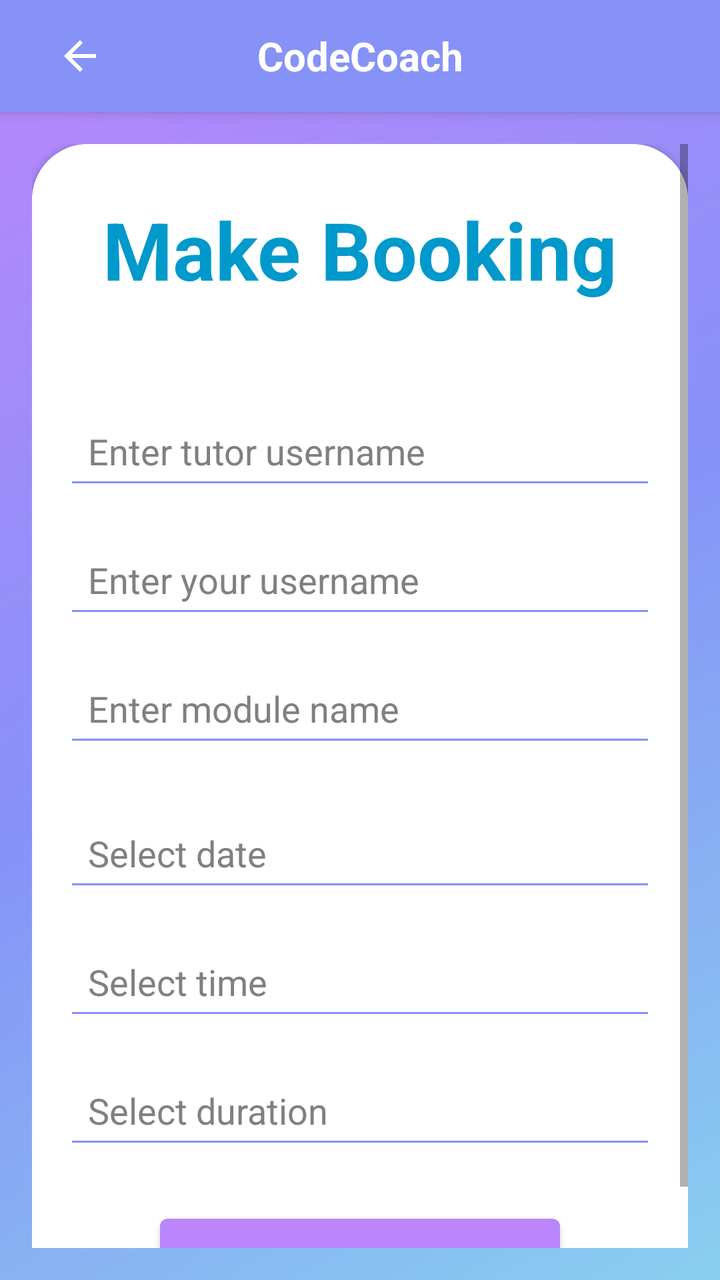
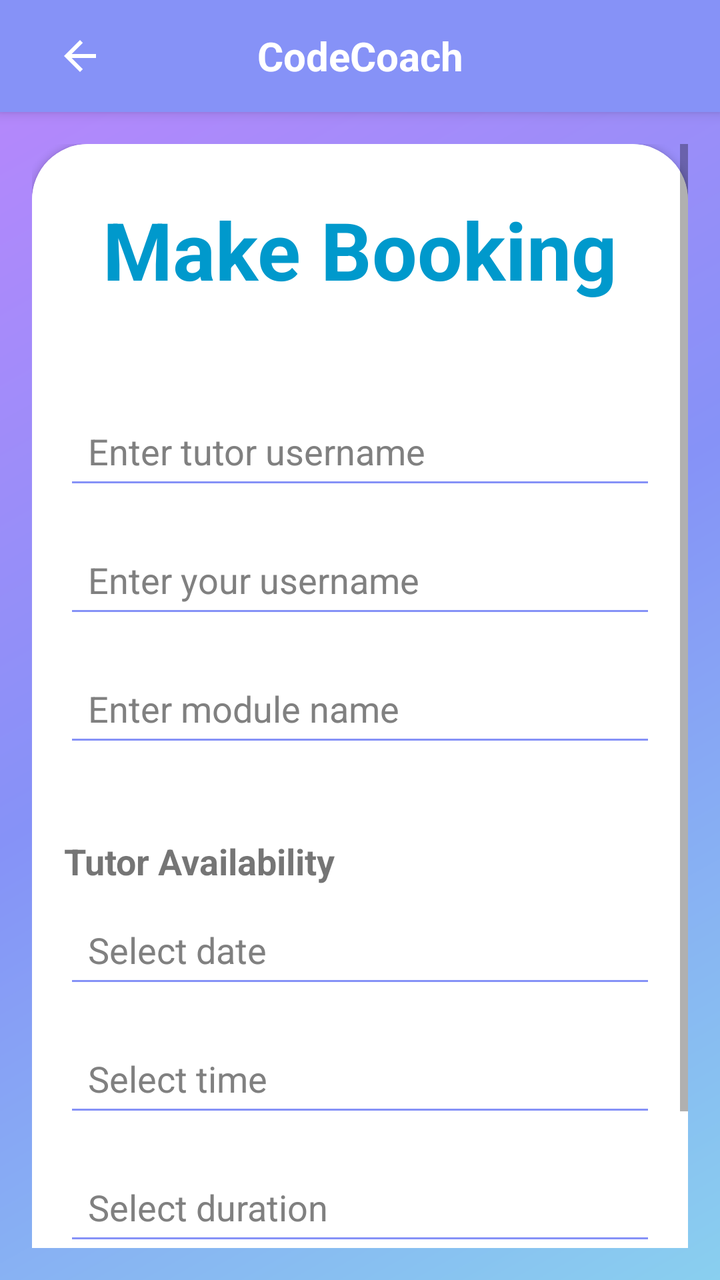

An Android layout rendered at two revisions. The XML below is the earlier revision; the diff shows what the commit changed to produce the second picture.
<!-- AndroidManifest.xml: application theme Theme.CC -->
<!-- res/layout/activity_booking.xml -->
<?xml version="1.0" encoding="utf-8"?>
<LinearLayout
    xmlns:android="http://schemas.android.com/apk/res/android"
    xmlns:tools="http://schemas.android.com/tools"
    xmlns:app="http://schemas.android.com/apk/res-auto"
    android:layout_width="match_parent"
    android:layout_height="match_parent"
    android:background="@drawable/gradient"
    android:orientation="vertical">

    <androidx.appcompat.widget.Toolbar
        android:id="@+id/top_bar"
        android:layout_width="match_parent"
        android:layout_height="wrap_content"
        android:background="?attr/colorPrimary"
        android:elevation="4dp">

        <ImageButton
            android:id="@+id/back_button"
            android:layout_width="wrap_content"
            android:layout_height="wrap_content"
            android:src="@drawable/ic_back"
            android:background="?attr/selectableItemBackgroundBorderless"
            android:contentDescription="Back"
            android:layout_gravity="start"
            android:padding="12dp" />

        <TextView
            android:id="@+id/top_bar_title"
            android:layout_width="wrap_content"
            android:layout_height="wrap_content"
            android:layout_gravity="center"
            android:text="CodeCoach"
            android:textColor="@android:color/white"
            android:textSize="20sp"
            android:textStyle="bold" />
    </androidx.appcompat.widget.Toolbar>

    <ScrollView
        android:layout_width="match_parent"
        android:layout_height="match_parent"
        android:padding="16dp">

        <androidx.cardview.widget.CardView
            android:layout_width="match_parent"
            android:layout_height="wrap_content"
            app:cardCornerRadius="28dp"
            android:layout_marginBottom="-28dp">

            <LinearLayout
                android:layout_width="match_parent"
                android:layout_height="wrap_content"
                android:orientation="vertical"
                android:background="@color/white"
                android:padding="16dp">

                <TextView
                    android:id="@+id/bookingTextView"
                    android:layout_width="wrap_content"
                    android:layout_height="wrap_content"
                    android:layout_gravity="center"
                    android:layout_marginBottom="40dp"
                    android:padding="10dp"
                    android:text="Make Booking"
                    android:textColor="@android:color/holo_blue_dark"
                    android:textSize="40sp"
                    android:textStyle="bold"
                    tools:ignore="HardcodedText" />

                <EditText
                    android:id="@+id/editTextTutorname"
                    android:layout_width="match_parent"
                    android:layout_height="wrap_content"
                    android:layout_marginBottom="16dp"
                    android:backgroundTint="@color/lavender"
                    android:hint="Enter tutor username"
                    android:padding="12dp"
                    android:textColor="@color/black"
                    android:textColorHint="@color/grey"
                    tools:ignore="HardcodedText" />

                <EditText
                    android:id="@+id/editTextStudentname"
                    android:layout_width="match_parent"
                    android:layout_height="wrap_content"
                    android:layout_marginBottom="16dp"
                    android:backgroundTint="@color/lavender"
                    android:hint="Enter your username"
                    android:padding="12dp"
                    android:textColor="@color/black"
                    android:textColorHint="@color/grey"
                    tools:ignore="HardcodedText" />

                <EditText
                    android:id="@+id/editTextModulename"
                    android:layout_width="match_parent"
                    android:layout_height="wrap_content"
                    android:layout_marginBottom="24dp"
                    android:backgroundTint="@color/lavender"
                    android:hint="Enter module name"
                    android:padding="12dp"
                    android:textColor="@color/black"
                    android:textColorHint="@color/grey"
                    tools:ignore="HardcodedText" />

                <EditText
                    android:id="@+id/editTextDate"
                    android:layout_width="match_parent"
                    android:layout_height="wrap_content"
                    android:layout_marginBottom="16dp"
                    android:backgroundTint="@color/lavender"
                    android:hint="Select date"
                    android:inputType="none"
                    android:focusable="false"
                    android:clickable="true"
                    android:padding="12dp"
                    android:textColor="@color/black"
                    android:textColorHint="@color/grey" />

                <EditText
                    android:id="@+id/editTextTime"
                    android:layout_width="match_parent"
                    android:layout_height="wrap_content"
                    android:layout_marginBottom="16dp"
                    android:backgroundTint="@color/lavender"
                    android:hint="Select time"
                    android:inputType="none"
                    android:focusable="false"
                    android:clickable="true"
                    android:padding="12dp"
                    android:textColor="@color/black"
                    android:textColorHint="@color/grey" />

                <EditText
                    android:id="@+id/editTextDuration"
                    android:layout_width="match_parent"
                    android:layout_height="wrap_content"
                    android:layout_marginBottom="24dp"
                    android:backgroundTint="@color/lavender"
                    android:hint="Select duration"
                    android:inputType="none"
                    android:focusable="false"
                    android:clickable="true"
                    android:padding="12dp"
                    android:textColor="@color/black"
                    android:textColorHint="@color/grey" />


                <Button
                    android:id="@+id/buttonBook"
                    android:layout_width="200dp"
                    android:layout_gravity="center"
                    android:layout_height="wrap_content"
                    android:padding="12dp"
                    android:backgroundTint="@color/purple_200"
                    android:text="Book"
                    android:textColor="@color/white"
                    android:textStyle="bold"
                    tools:ignore="HardcodedText" />
            </LinearLayout>
        </androidx.cardview.widget.CardView>
    </ScrollView>
</LinearLayout>
<!-- resources referenced by this layout -->
<resources>
  <color name="black">#FF000000</color>
  <color name="grey">#808080</color>
  <color name="lavender">#8692f7</color>
  <color name="purple_200">#FFBB86FC</color>
  <color name="white">#FFFFFFFF</color>
  <!-- drawable gradient (drawable) -->
  <?xml version="1.0" encoding="utf-8"?>
  <shape xmlns:android="http://schemas.android.com/apk/res/android">
  
      <gradient android:startColor="@color/purple_200"
          android:centerColor="@color/lavender"
          android:endColor="@color/blue"
          android:angle="315"/>
  
  </shape>
  <!-- drawable ic_back (drawable) -->
  <vector xmlns:android="http://schemas.android.com/apk/res/android" android:autoMirrored="true" android:height="24dp" android:tint="#FFFFFF" android:viewportHeight="24" android:viewportWidth="24" android:width="24dp">
        
      <path android:fillColor="@android:color/white" android:pathData="M20,11H7.83l5.59,-5.59L12,4l-8,8 8,8 1.41,-1.41L7.83,13H20v-2z"/>
      
  </vector>
  <style name="Theme.CC" parent="Base.Theme.CC" />
  <color name="blue">#89CFEF</color>
  <style name="Base.Theme.CC" parent="Theme.MaterialComponents.DayNight.NoActionBar">
          
          <item name="colorPrimary">@color/lavender</item>
          <item name="colorPrimaryVariant">@color/lavender</item>
          <item name="colorOnPrimary">@color/white</item>
          
          <item name="colorSecondary">@color/teal_200</item>
          <item name="colorSecondaryVariant">@color/teal_700</item>
          <item name="colorOnSecondary">@color/black</item>
          
          <item name="android:statusBarColor">?attr/colorPrimaryVariant</item>
          
          
      </style>
  <color name="teal_200">#FF03DAC5</color>
  <color name="teal_700">#FF018786</color>
</resources>

<!-- the commit's change to res/layout/activity_booking.xml (unified diff, before → after) -->
@@ -50,8 +50,8 @@
             <LinearLayout
                 android:layout_width="match_parent"
                 android:layout_height="wrap_content"
+                android:background="@color/white"
                 android:orientation="vertical"
-                android:background="@color/white"
                 android:padding="16dp">
 
                 <TextView
@@ -103,19 +103,36 @@
                     android:textColorHint="@color/grey"
                     tools:ignore="HardcodedText" />
 
+                <TextView
+                    android:id="@+id/tutor_availability_title"
+                    android:layout_width="wrap_content"
+                    android:layout_height="wrap_content"
+                    android:text="Tutor Availability"
+                    android:textSize="18sp"
+                    android:textStyle="bold"
+                    android:paddingTop="16dp" />
+
+                <ListView
+                    android:id="@+id/availability_list_view"
+                    android:layout_width="match_parent"
+                    android:layout_height="wrap_content"
+                    android:layout_marginTop="8dp"
+                    android:visibility="visible"/>
+
                 <EditText
                     android:id="@+id/editTextDate"
                     android:layout_width="match_parent"
                     android:layout_height="wrap_content"
                     android:layout_marginBottom="16dp"
                     android:backgroundTint="@color/lavender"
+                    android:clickable="true"
+                    android:focusable="false"
                     android:hint="Select date"
                     android:inputType="none"
-                    android:focusable="false"
-                    android:clickable="true"
                     android:padding="12dp"
                     android:textColor="@color/black"
                     android:textColorHint="@color/grey" />
+
 
                 <EditText
                     android:id="@+id/editTextTime"
@@ -123,10 +140,10 @@
                     android:layout_height="wrap_content"
                     android:layout_marginBottom="16dp"
                     android:backgroundTint="@color/lavender"
+                    android:clickable="true"
+                    android:focusable="false"
                     android:hint="Select time"
                     android:inputType="none"
-                    android:focusable="false"
-                    android:clickable="true"
                     android:padding="12dp"
                     android:textColor="@color/black"
                     android:textColorHint="@color/grey" />
@@ -137,10 +154,10 @@
                     android:layout_height="wrap_content"
                     android:layout_marginBottom="24dp"
                     android:backgroundTint="@color/lavender"
+                    android:clickable="true"
+                    android:focusable="false"
                     android:hint="Select duration"
                     android:inputType="none"
-                    android:focusable="false"
-                    android:clickable="true"
                     android:padding="12dp"
                     android:textColor="@color/black"
                     android:textColorHint="@color/grey" />
@@ -149,10 +166,10 @@
                 <Button
                     android:id="@+id/buttonBook"
                     android:layout_width="200dp"
+                    android:layout_height="wrap_content"
                     android:layout_gravity="center"
-                    android:layout_height="wrap_content"
+                    android:backgroundTint="@color/purple_200"
                     android:padding="12dp"
-                    android:backgroundTint="@color/purple_200"
                     android:text="Book"
                     android:textColor="@color/white"
                     android:textStyle="bold"
